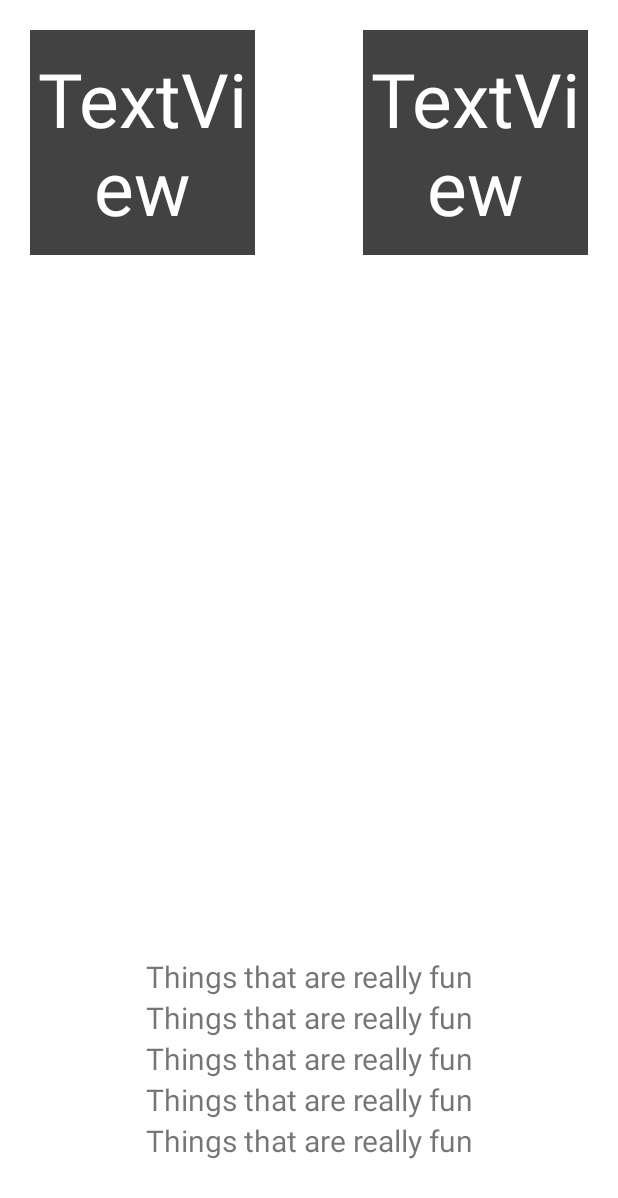
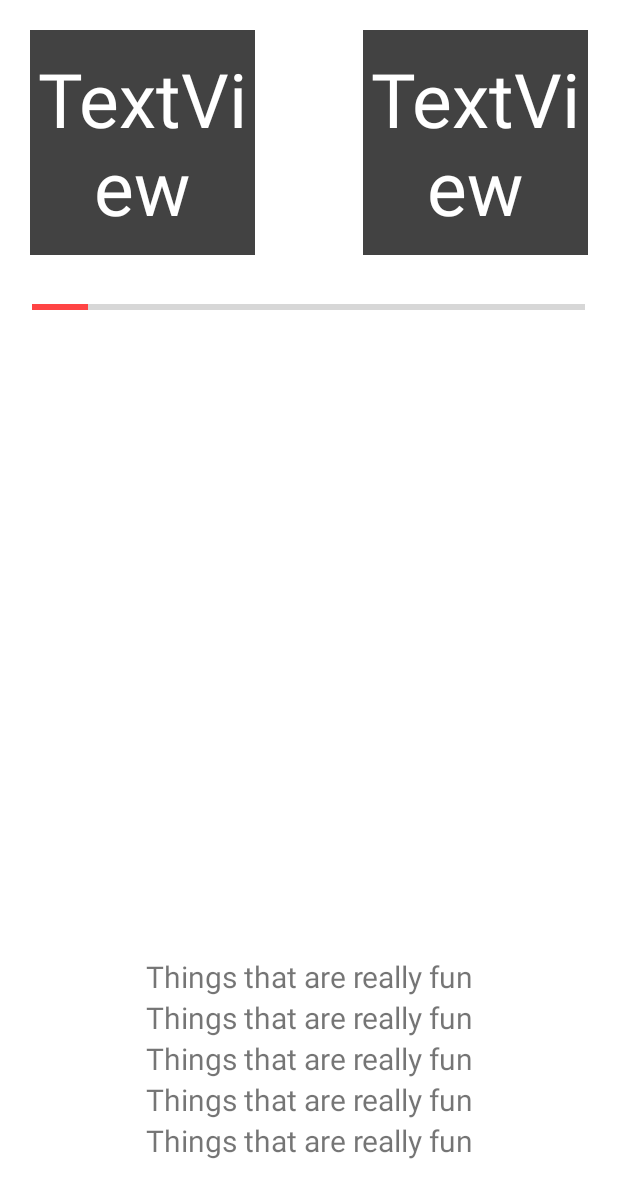
Before and after one commit to alexsidell/NotScattegoriesTM, an Android app: the layout activity_game.xml on its own in the app's theme, with its tools: preview values and no code run, on a phone screen of 412 x 824 dp. Shown: the top 1198 px of the screen. Run offline under Robolectric (Android 15) with nearby library versions, the phone set to English and light mode, and no system bars.

Commit message:
Added Progress Bar

```diff
--- a/app/src/main/AndroidManifest.xml
+++ b/app/src/main/AndroidManifest.xml
@@ -12,8 +12,7 @@
         <activity
             android:name=".GameActivity"
             android:label="@string/title_activity_game"
-            android:theme="@style/Theme.NotScattergories.NoActionBar"></activity>
-        <activity android:name=".MainActivity">
+            android:theme="@style/Theme.NotScattergories.NoActionBar">
             <intent-filter>
                 <action android:name="android.intent.action.MAIN" />
 
--- a/app/src/main/res/layout/activity_game.xml
+++ b/app/src/main/res/layout/activity_game.xml
@@ -11,15 +11,19 @@
         android:id="@+id/countDownTimer"
         android:layout_width="150dp"
         android:layout_height="150dp"
+        android:layout_alignParentLeft="true"
+        android:layout_alignParentTop="true"
+        android:layout_marginStart="20dp"
+        android:layout_marginLeft="22dp"
+        android:layout_marginTop="20dp"
+        android:layout_marginEnd="20dp"
+        android:layout_marginRight="20dp"
+        android:layout_marginBottom="20dp"
+        android:background="@color/cardview_dark_background"
+        android:gravity="center"
         android:text="TextView"
-        android:layout_margin="20dp"
-        android:background="@color/cardview_dark_background"
         android:textColor="@color/cardview_light_background"
-        android:gravity="center"
-        android:textSize="50sp"
-        android:layout_alignParentTop="true"
-        android:layout_alignParentLeft="true"
-        />
+        android:textSize="50sp" />
 
     <TextView
         android:id="@+id/letterView"
@@ -84,4 +88,19 @@
             android:textSize="@dimen/cat_text_size"/>
 
     </RelativeLayout>
+
+    <ProgressBar
+        android:id="@+id/progressBar"
+        style="?android:attr/progressBarStyleHorizontal"
+        android:layout_width="match_parent"
+        android:layout_height="10dp"
+        android:layout_centerHorizontal="true"
+        android:layout_below="@+id/countDownTimer"
+        android:layout_marginTop="10dp"
+        android:layout_marginEnd="43dp"
+        android:layout_marginRight="43dp"
+        android:secondaryProgress="10"
+        android:secondaryProgressTint="@android:color/holo_red_light"
+        android:secondaryProgressTintMode="src_over"
+         />
 </RelativeLayout>
```
Also changed, not shown: app/src/main/java/com/example/notscattergories/GameActivity.java (+18 -1 lines).
